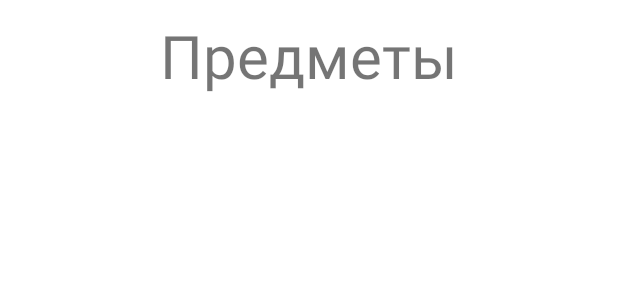
After one commit to GeoBro22/TheWitcherWildHuntGuidBook, an Android app: the layout item_header.xml on its own in the app's theme, with its tools: preview values and no code run, on a phone screen of 412 x 824 dp. The commit adds this screen. Shown: the top 300 px of the screen. Run offline under Robolectric (Android 15) with nearby library versions, the phone set to English and light mode, and no system bars.

Commit message:
Header view LMAO 🤣

```diff
--- a/app/src/main/java/com/example/thewitcherwildhuntguidbook/data/ItemDataSource.java
+++ b/app/src/main/java/com/example/thewitcherwildhuntguidbook/data/ItemDataSource.java
@@ -7,6 +7,7 @@ import com.example.thewitcherwildhuntguidbook.R;
 import java.util.ArrayList;
 import java.util.Arrays;
 
+// Class containing extended info about item
 public class ItemDataSource {
     final private Resources resources;
     //private ArrayList<Item> items;
--- a/app/src/main/java/com/example/thewitcherwildhuntguidbook/data/ItemExtended.java
+++ b/app/src/main/java/com/example/thewitcherwildhuntguidbook/data/ItemExtended.java
@@ -1,7 +1,5 @@
 package com.example.thewitcherwildhuntguidbook.data;
 
-import java.util.ArrayList;
-import java.util.Arrays;
 
 public class ItemExtended extends Item{
     private String source;
--- /dev/null
+++ b/app/src/main/res/layout/item_header.xml
@@ -0,0 +1,19 @@
+<?xml version="1.0" encoding="utf-8"?>
+<androidx.constraintlayout.widget.ConstraintLayout xmlns:android="http://schemas.android.com/apk/res/android"
+    xmlns:app="http://schemas.android.com/apk/res-auto"
+    android:layout_width="match_parent"
+    android:layout_height="wrap_content">
+
+    <TextView
+        android:layout_width="wrap_content"
+        android:layout_height="wrap_content"
+        android:layout_margin="10dp"
+        android:text="@string/item_header"
+
+
+        android:textSize="40sp"
+        app:layout_constraintEnd_toEndOf="parent"
+        app:layout_constraintStart_toStartOf="parent"
+        app:layout_constraintTop_toTopOf="parent" />
+
+</androidx.constraintlayout.widget.ConstraintLayout>
--- a/app/src/main/res/values/strings.xml
+++ b/app/src/main/res/values/strings.xml
@@ -10,5 +10,5 @@
     <string name="navigation_home">Home</string>
     <string name="image_of_weapon">Image of weapon</string>
     <string name="navigate_back">Navigate back to item menu button</string>
-    <string name="items_header">Предметы</string>
+    <string name="item_header">Предметы</string>
 </resources>
```
Also changed, not shown: app/src/main/java/com/example/thewitcherwildhuntguidbook/ui/Items/ItemAdapter.java (+37 -4 lines), app/src/main/java/com/example/thewitcherwildhuntguidbook/ui/Items/ItemsFragment.java (+10 -1 lines).
